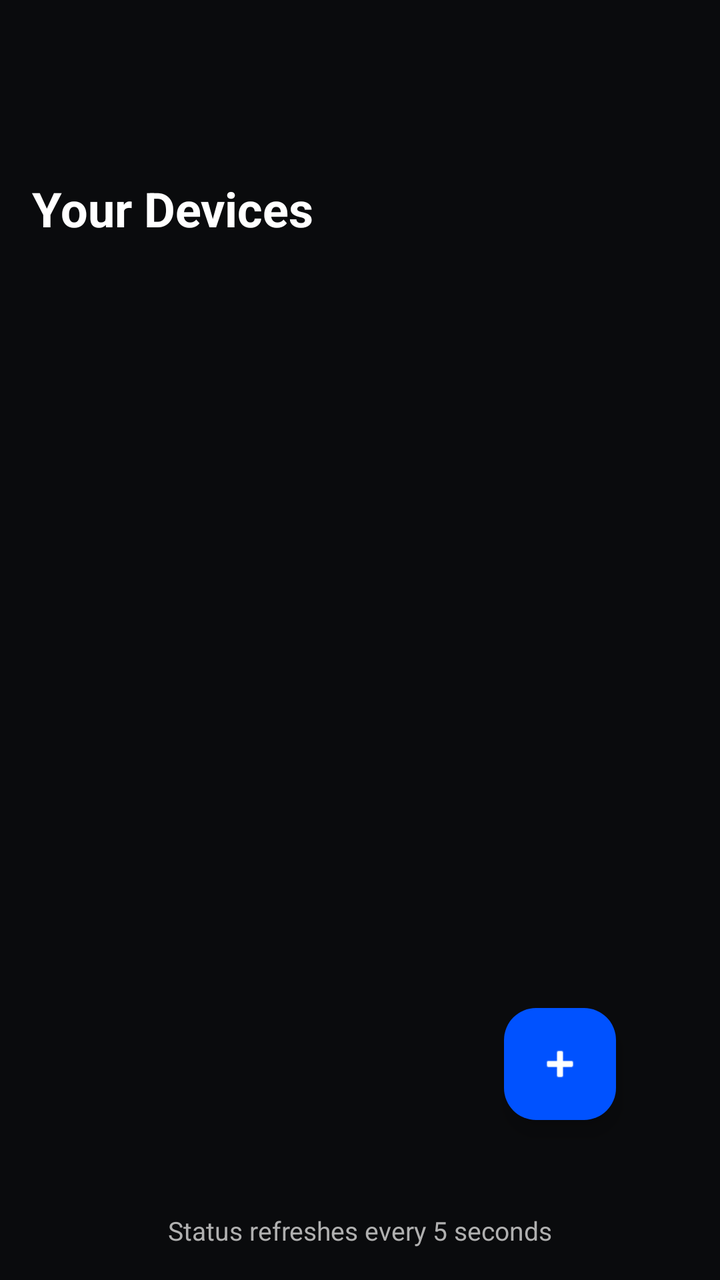
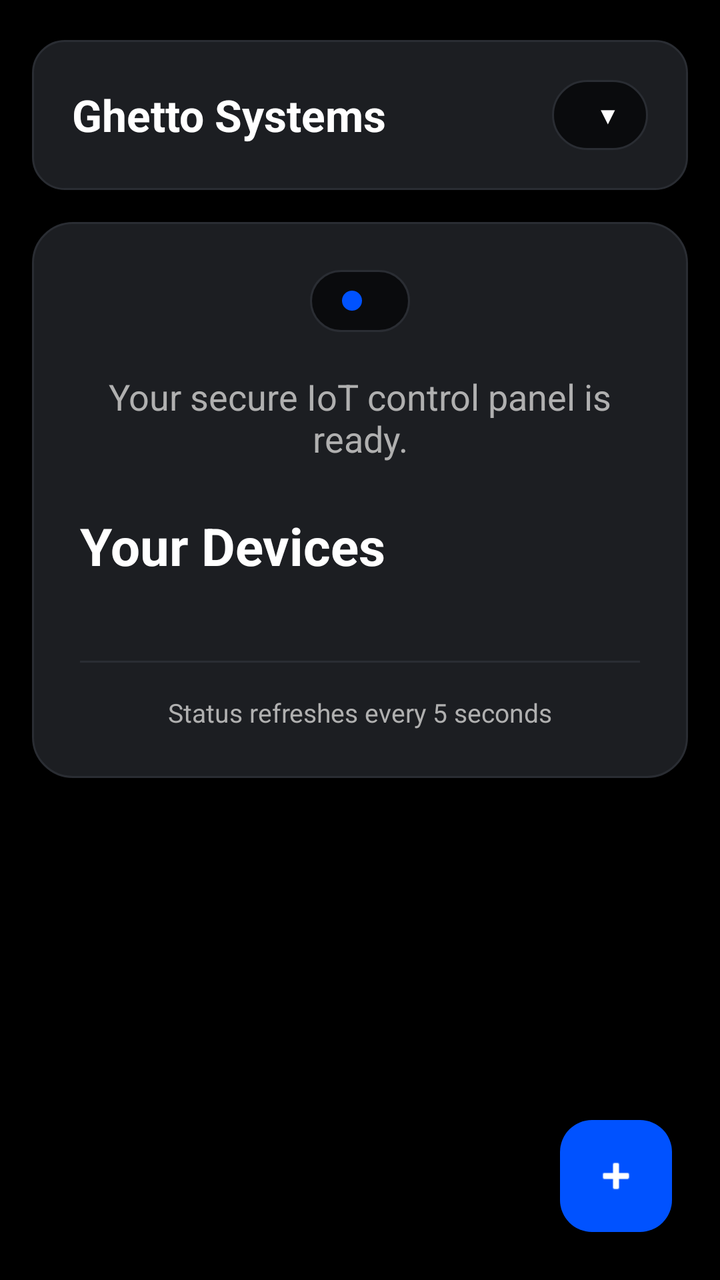

Screens rendered from an Android XML layout before and after an edit, with the pre-edit source and the edit as a unified diff.
<!-- AndroidManifest.xml: application theme Theme.GhettoSystems2 -->
<!-- res/layout/activity_home.xml -->
<?xml version="1.0" encoding="utf-8"?>
<androidx.coordinatorlayout.widget.CoordinatorLayout
    xmlns:android="http://schemas.android.com/apk/res/android"
    xmlns:app="http://schemas.android.com/apk/res-auto"
    android:layout_width="match_parent"
    android:layout_height="match_parent"
    android:background="@color/colorBackground">

    <LinearLayout
        android:layout_width="match_parent"
        android:layout_height="match_parent"
        android:orientation="vertical"
        android:padding="16dp">

        <TextView
            android:layout_width="wrap_content"
            android:layout_height="wrap_content"
            android:layout_marginTop="72sp"
            android:text="@string/your_devices"
            android:textColor="@color/colorOnBackground"
            android:textSize="24sp"
            android:textStyle="bold" />

        <TextView
            android:id="@+id/tv_status"
            android:layout_width="wrap_content"
            android:layout_height="wrap_content"
            android:layout_marginTop="8dp"
            android:text="Loading..."
            android:textColor="@color/textSecondary"
            android:visibility="gone" />

        <TextView
            android:id="@+id/tv_empty"
            android:layout_width="match_parent"
            android:layout_height="wrap_content"
            android:layout_marginTop="24dp"
            android:gravity="center"
            android:text="@string/no_devices_hint"
            android:textColor="@color/textSecondary"
            android:textSize="16sp"
            android:visibility="gone" />

        <androidx.recyclerview.widget.RecyclerView
            android:id="@+id/recycler_devices"
            android:layout_width="match_parent"
            android:layout_height="0dp"
            android:layout_marginTop="16dp"
            android:layout_weight="1" />

        <TextView
            android:id="@+id/tv_refresh_hint"
            android:layout_width="match_parent"
            android:layout_height="wrap_content"
            android:layout_marginTop="12dp"
            android:gravity="center"
            android:text="@string/dashboard_refresh_hint"
            android:textColor="@color/textSecondary"
            android:textSize="13sp" />
    </LinearLayout>

    <com.google.android.material.floatingactionbutton.FloatingActionButton
        android:id="@+id/fab_add"
        android:layout_width="wrap_content"
        android:layout_height="wrap_content"
        android:layout_gravity="bottom|end"
        android:layout_marginEnd="52dp"
        android:layout_marginBottom="80dp"
        android:contentDescription="@string/add_device"
        app:srcCompat="@android:drawable/ic_input_add"
        app:tint="@color/colorOnPrimary"
        app:backgroundTint="@color/colorPrimary" />
</androidx.coordinatorlayout.widget.CoordinatorLayout>
<!-- resources referenced by this layout -->
<resources>
  <color name="colorBackground">#0A0B0D</color>
  <color name="colorOnBackground">#FFFFFF</color>
  <color name="colorOnPrimary">#FFFFFF</color>
  <color name="colorPrimary">#0052FF</color>
  <color name="textSecondary">#B0B0B0</color>
  <string name="add_device">Add device</string>
  <string name="dashboard_refresh_hint">Status refreshes every 5 seconds</string>
  <string name="no_devices_hint">No devices paired yet. Tap + to add your air compressor.</string>
  <string name="your_devices">Your Devices</string>
  <style name="Theme.GhettoSystems2" parent="Theme.Material3.Dark.NoActionBar">
          <item name="colorPrimary">@color/colorPrimary</item>
          <item name="colorOnPrimary">@color/colorOnPrimary</item>
          <item name="android:colorBackground">@color/colorBackground</item>
          <item name="colorSurface">@color/colorSurface</item>
          <item name="android:statusBarColor">@color/colorBackground</item>
          <item name="android:navigationBarColor">@color/colorBackground</item>
      </style>
  <color name="colorSurface">#1C1E22</color>
</resources>

<!-- the commit's change to res/layout/activity_home.xml (unified diff, before → after) -->
@@ -4,70 +4,189 @@
     xmlns:app="http://schemas.android.com/apk/res-auto"
     android:layout_width="match_parent"
     android:layout_height="match_parent"
-    android:background="@color/colorBackground">
+    android:background="@color/splashBlack">
 
-    <LinearLayout
+    <androidx.core.widget.NestedScrollView
         android:layout_width="match_parent"
         android:layout_height="match_parent"
-        android:orientation="vertical"
-        android:padding="16dp">
+        android:clipToPadding="false"
+        android:fillViewport="true"
+        android:paddingStart="16dp"
+        android:paddingTop="20dp"
+        android:paddingEnd="16dp"
+        android:paddingBottom="96dp">
 
-        <TextView
-            android:layout_width="wrap_content"
-            android:layout_height="wrap_content"
-            android:layout_marginTop="72sp"
-            android:text="@string/your_devices"
-            android:textColor="@color/colorOnBackground"
-            android:textSize="24sp"
-            android:textStyle="bold" />
-
-        <TextView
-            android:id="@+id/tv_status"
-            android:layout_width="wrap_content"
-            android:layout_height="wrap_content"
-            android:layout_marginTop="8dp"
-            android:text="Loading..."
-            android:textColor="@color/textSecondary"
-            android:visibility="gone" />
-
-        <TextView
-            android:id="@+id/tv_empty"
+        <LinearLayout
             android:layout_width="match_parent"
             android:layout_height="wrap_content"
-            android:layout_marginTop="24dp"
-            android:gravity="center"
-            android:text="@string/no_devices_hint"
-            android:textColor="@color/textSecondary"
-            android:textSize="16sp"
-            android:visibility="gone" />
+            android:orientation="vertical">
 
-        <androidx.recyclerview.widget.RecyclerView
-            android:id="@+id/recycler_devices"
-            android:layout_width="match_parent"
-            android:layout_height="0dp"
-            android:layout_marginTop="16dp"
-            android:layout_weight="1" />
+            <LinearLayout
+                android:layout_width="match_parent"
+                android:layout_height="wrap_content"
+                android:background="@drawable/bg_dashboard_header"
+                android:gravity="center_vertical"
+                android:orientation="horizontal"
+                android:padding="20dp">
 
-        <TextView
-            android:id="@+id/tv_refresh_hint"
-            android:layout_width="match_parent"
-            android:layout_height="wrap_content"
-            android:layout_marginTop="12dp"
-            android:gravity="center"
-            android:text="@string/dashboard_refresh_hint"
-            android:textColor="@color/textSecondary"
-            android:textSize="13sp" />
-    </LinearLayout>
+                <TextView
+                    android:layout_width="0dp"
+                    android:layout_height="wrap_content"
+                    android:layout_weight="1"
+                    android:text="@string/splash_title"
+                    android:textColor="@color/colorOnBackground"
+                    android:textSize="22sp"
+                    android:textStyle="bold" />
+
+                <LinearLayout
+                    android:id="@+id/btn_user_menu"
+                    android:layout_width="wrap_content"
+                    android:layout_height="wrap_content"
+                    android:background="@drawable/bg_user_button"
+                    android:clickable="true"
+                    android:focusable="true"
+                    android:gravity="center_vertical"
+                    android:orientation="horizontal"
+                    android:paddingStart="14dp"
+                    android:paddingTop="8dp"
+                    android:paddingEnd="14dp"
+                    android:paddingBottom="8dp">
+
+                    <TextView
+                        android:id="@+id/tv_user_email"
+                        android:layout_width="wrap_content"
+                        android:layout_height="wrap_content"
+                        android:ellipsize="end"
+                        android:maxWidth="160dp"
+                        android:singleLine="true"
+                        android:textColor="@color/colorOnBackground"
+                        android:textSize="14sp" />
+
+                    <TextView
+                        android:layout_width="wrap_content"
+                        android:layout_height="wrap_content"
+                        android:layout_marginStart="8dp"
+                        android:text="▼"
+                        android:textColor="@color/colorOnBackground"
+                        android:textSize="12sp" />
+                </LinearLayout>
+            </LinearLayout>
+
+            <LinearLayout
+                android:layout_width="match_parent"
+                android:layout_height="wrap_content"
+                android:layout_marginTop="16dp"
+                android:background="@drawable/bg_dashboard_panel"
+                android:orientation="vertical"
+                android:padding="24dp">
+
+                <LinearLayout
+                    android:layout_width="wrap_content"
+                    android:layout_height="wrap_content"
+                    android:layout_gravity="center_horizontal"
+                    android:background="@drawable/bg_welcome_pill"
+                    android:gravity="center_vertical"
+                    android:orientation="horizontal"
+                    android:paddingStart="16dp"
+                    android:paddingTop="6dp"
+                    android:paddingEnd="16dp"
+                    android:paddingBottom="6dp">
+
+                    <View
+                        android:layout_width="10dp"
+                        android:layout_height="10dp"
+                        android:background="@drawable/dot_online" />
+
+                    <TextView
+                        android:id="@+id/tv_welcome"
+                        android:layout_width="wrap_content"
+                        android:layout_height="wrap_content"
+                        android:layout_marginStart="8dp"
+                        android:textColor="@color/colorOnBackground"
+                        android:textSize="14sp"
+                        android:textStyle="bold" />
+                </LinearLayout>
+
+                <TextView
+                    android:layout_width="match_parent"
+                    android:layout_height="wrap_content"
+                    android:layout_marginTop="20dp"
+                    android:layout_marginBottom="24dp"
+                    android:gravity="center"
+                    android:text="@string/dashboard_intro"
+                    android:textColor="@color/textSecondary"
+                    android:textSize="18sp" />
+
+                <TextView
+                    android:layout_width="wrap_content"
+                    android:layout_height="wrap_content"
+                    android:layout_marginBottom="16dp"
+                    android:text="@string/your_devices"
+                    android:textColor="@color/colorOnBackground"
+                    android:textSize="26sp"
+                    android:textStyle="bold" />
+
+                <LinearLayout
+                    android:id="@+id/empty_panel"
+                    android:layout_width="match_parent"
+                    android:layout_height="wrap_content"
+                    android:background="@drawable/bg_empty_devices"
+                    android:orientation="vertical"
+                    android:padding="24dp"
+                    android:visibility="gone">
+
+                    <TextView
+                        android:id="@+id/tv_empty"
+                        android:layout_width="match_parent"
+                        android:layout_height="wrap_content"
+                        android:text="@string/no_devices_title"
+                        android:textColor="@color/textSecondary"
+                        android:textSize="16sp" />
+
+                    <TextView
+                        android:layout_width="match_parent"
+                        android:layout_height="wrap_content"
+                        android:layout_marginTop="10dp"
+                        android:text="@string/no_devices_subtitle"
+                        android:textColor="@color/textSecondary"
+                        android:textSize="13sp" />
+                </LinearLayout>
+
+                <androidx.recyclerview.widget.RecyclerView
+                    android:id="@+id/recycler_devices"
+                    android:layout_width="match_parent"
+                    android:layout_height="wrap_content"
+                    android:nestedScrollingEnabled="false"
+                    android:overScrollMode="never" />
+
+                <View
+                    android:layout_width="match_parent"
+                    android:layout_height="1dp"
+                    android:layout_marginTop="24dp"
+                    android:background="@color/border" />
+
+                <TextView
+                    android:id="@+id/tv_refresh_hint"
+                    android:layout_width="match_parent"
+                    android:layout_height="wrap_content"
+                    android:layout_marginTop="16dp"
+                    android:gravity="center"
+                    android:text="@string/dashboard_refresh_hint"
+                    android:textColor="@color/textSecondary"
+                    android:textSize="13sp" />
+            </LinearLayout>
+        </LinearLayout>
+    </androidx.core.widget.NestedScrollView>
 
     <com.google.android.material.floatingactionbutton.FloatingActionButton
         android:id="@+id/fab_add"
         android:layout_width="wrap_content"
         android:layout_height="wrap_content"
         android:layout_gravity="bottom|end"
-        android:layout_marginEnd="52dp"
-        android:layout_marginBottom="80dp"
+        android:layout_marginEnd="24dp"
+        android:layout_marginBottom="24dp"
         android:contentDescription="@string/add_device"
+        app:backgroundTint="@color/colorPrimary"
         app:srcCompat="@android:drawable/ic_input_add"
-        app:tint="@color/colorOnPrimary"
-        app:backgroundTint="@color/colorPrimary" />
+        app:tint="@color/colorOnPrimary" />
 </androidx.coordinatorlayout.widget.CoordinatorLayout>
<!-- resource entries referenced after the edit -->
@@ -1,13 +1,64 @@
 <!-- resources referenced by this layout -->
 <resources>
-  <color name="colorBackground">#0A0B0D</color>
+  <color name="border">#2A2D33</color>
   <color name="colorOnBackground">#FFFFFF</color>
   <color name="colorOnPrimary">#FFFFFF</color>
   <color name="colorPrimary">#0052FF</color>
+  <color name="splashBlack">#000000</color>
   <color name="textSecondary">#B0B0B0</color>
+  <!-- drawable bg_dashboard_header (drawable) -->
+  <?xml version="1.0" encoding="utf-8"?>
+  <shape xmlns:android="http://schemas.android.com/apk/res/android"
+      android:shape="rectangle">
+      <solid android:color="@color/colorSurface" />
+      <stroke android:width="1dp" android:color="@color/border" />
+      <corners android:radius="16dp" />
+  </shape>
+  <!-- drawable bg_dashboard_panel (drawable) -->
+  <?xml version="1.0" encoding="utf-8"?>
+  <shape xmlns:android="http://schemas.android.com/apk/res/android"
+      android:shape="rectangle">
+      <solid android:color="@color/colorSurface" />
+      <stroke android:width="1dp" android:color="@color/border" />
+      <corners android:radius="20dp" />
+  </shape>
+  <!-- drawable bg_empty_devices (drawable) -->
+  <?xml version="1.0" encoding="utf-8"?>
+  <shape xmlns:android="http://schemas.android.com/apk/res/android"
+      android:shape="rectangle">
+      <solid android:color="@color/colorBackground" />
+      <stroke android:width="1dp" android:color="@color/border" />
+      <corners android:radius="16dp" />
+  </shape>
+  <!-- drawable bg_user_button (drawable) -->
+  <?xml version="1.0" encoding="utf-8"?>
+  <shape xmlns:android="http://schemas.android.com/apk/res/android"
+      android:shape="rectangle">
+      <solid android:color="@color/colorBackground" />
+      <stroke android:width="1dp" android:color="@color/border" />
+      <corners android:radius="9999dp" />
+  </shape>
+  <!-- drawable bg_welcome_pill (drawable) -->
+  <?xml version="1.0" encoding="utf-8"?>
+  <shape xmlns:android="http://schemas.android.com/apk/res/android"
+      android:shape="rectangle">
+      <solid android:color="@color/colorBackground" />
+      <stroke android:width="1dp" android:color="@color/border" />
+      <corners android:radius="9999dp" />
+  </shape>
+  <!-- drawable dot_online (drawable) -->
+  <?xml version="1.0" encoding="utf-8"?>
+  <shape xmlns:android="http://schemas.android.com/apk/res/android"
+      android:shape="oval">
+      <solid android:color="@color/colorPrimary" />
+      <size android:width="10dp" android:height="10dp" />
+  </shape>
   <string name="add_device">Add device</string>
+  <string name="dashboard_intro">Your secure IoT control panel is ready.</string>
   <string name="dashboard_refresh_hint">Status refreshes every 5 seconds</string>
-  <string name="no_devices_hint">No devices paired yet. Tap + to add your air compressor.</string>
+  <string name="no_devices_subtitle">Tap + to pair your air compressor using Device ID, Serial, and Pairing Code from your UNO Q.</string>
+  <string name="no_devices_title">No devices paired to your account yet.</string>
+  <string name="splash_title">Ghetto Systems</string>
   <string name="your_devices">Your Devices</string>
   <style name="Theme.GhettoSystems2" parent="Theme.Material3.Dark.NoActionBar">
           <item name="colorPrimary">@color/colorPrimary</item>
@@ -18,5 +69,6 @@
           <item name="android:navigationBarColor">@color/colorBackground</item>
       </style>
   <color name="colorSurface">#1C1E22</color>
+  <color name="colorBackground">#0A0B0D</color>
 </resources>
 
